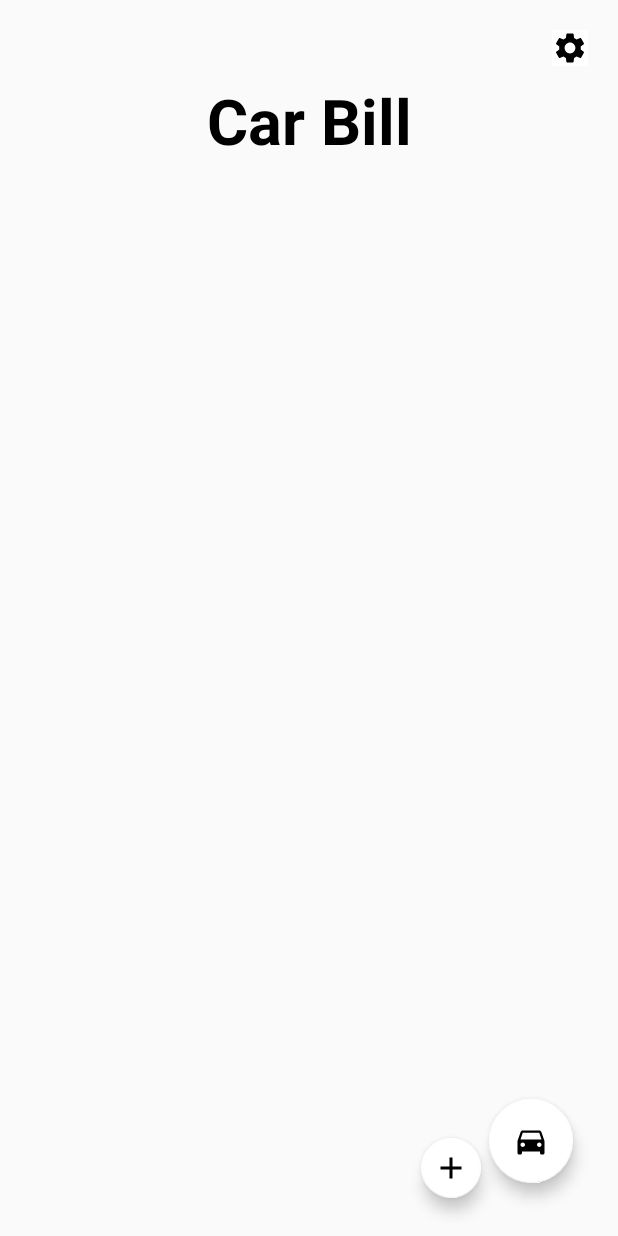
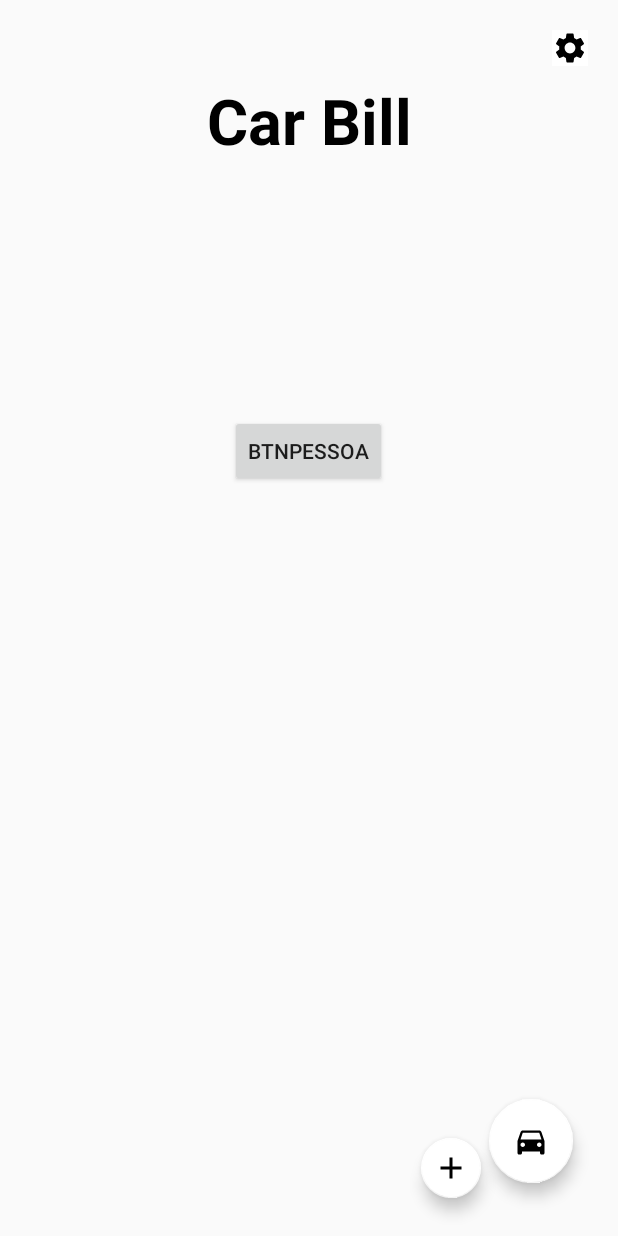
Before and after one commit to Claudino2001/CarBill, an Android app: the screen it shows after launch (MainActivity), on a phone screen of 412 x 824 dp. Run offline under Robolectric (Android 15) with nearby library versions, the phone set to English and light mode, and no system bars.

Commit message:
button person (teste)

```diff
--- a/CarBillProject/app/src/main/java/br/com/application/carbill/MainActivity.java
+++ b/CarBillProject/app/src/main/java/br/com/application/carbill/MainActivity.java
@@ -14,6 +14,7 @@ public class MainActivity extends AppCompatActivity {
 
     public FloatingActionButton buttonCorridaDiaria, buttonAddNewPerson;
     public ImageButton buttonConfig;
+    public Button btnPessoa;
 
     @Override
     protected void onCreate(Bundle savedInstanceState) {
@@ -23,6 +24,7 @@ public class MainActivity extends AppCompatActivity {
         buttonCorridaDiaria = (FloatingActionButton) findViewById(R.id.buttonCorridaDiaria);
         buttonAddNewPerson = (FloatingActionButton) findViewById(R.id.buttonAddNewPerson);
         buttonConfig = (ImageButton) findViewById(R.id.buttonConfig);
+        btnPessoa = (Button) findViewById(R.id.btnPessoa);
 
         buttonCorridaDiaria.setOnClickListener(new View.OnClickListener() {
             @Override
@@ -45,5 +47,12 @@ public class MainActivity extends AppCompatActivity {
             }
         });
 
+        btnPessoa.setOnClickListener(new View.OnClickListener() {
+            @Override
+            public void onClick(View view) {
+                startActivity(new Intent(MainActivity.this, AdicionarPessoa.class));
+            }
+        });
+
     }
 }
--- a/CarBillProject/app/src/main/res/layout/activity_main.xml
+++ b/CarBillProject/app/src/main/res/layout/activity_main.xml
@@ -59,4 +59,15 @@
         app:srcCompat="@drawable/baseline_settings_24"
         android:background="@color/white" />
 
+    <Button
+        android:id="@+id/btnPessoa"
+        android:layout_width="wrap_content"
+        android:layout_height="wrap_content"
+        android:layout_marginTop="168dp"
+        android:text="btnPessoa"
+        app:layout_constraintEnd_toEndOf="parent"
+        app:layout_constraintHorizontal_bias="0.498"
+        app:layout_constraintStart_toStartOf="parent"
+        app:layout_constraintTop_toBottomOf="@+id/textTitulo" />
+
 </androidx.constraintlayout.widget.ConstraintLayout>
```
